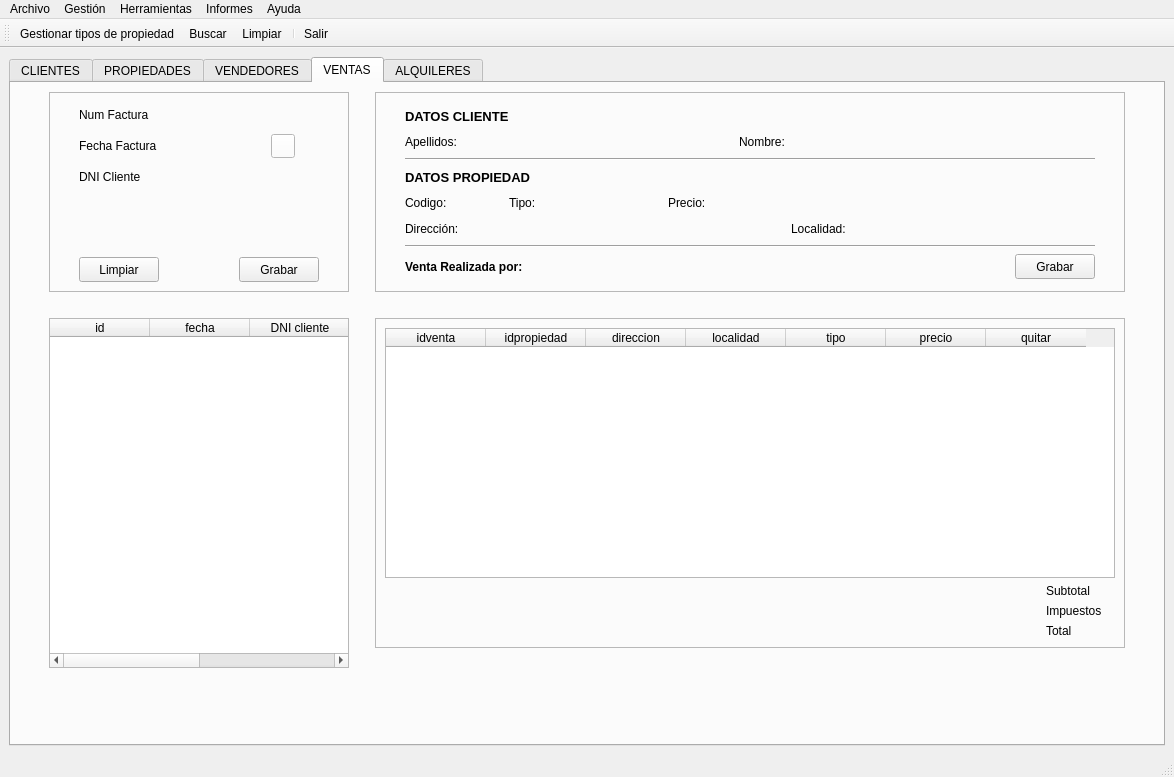
BuaTeijeiro/ProyectoDI, file templates/venPrincipal.ui: the form before one commit.
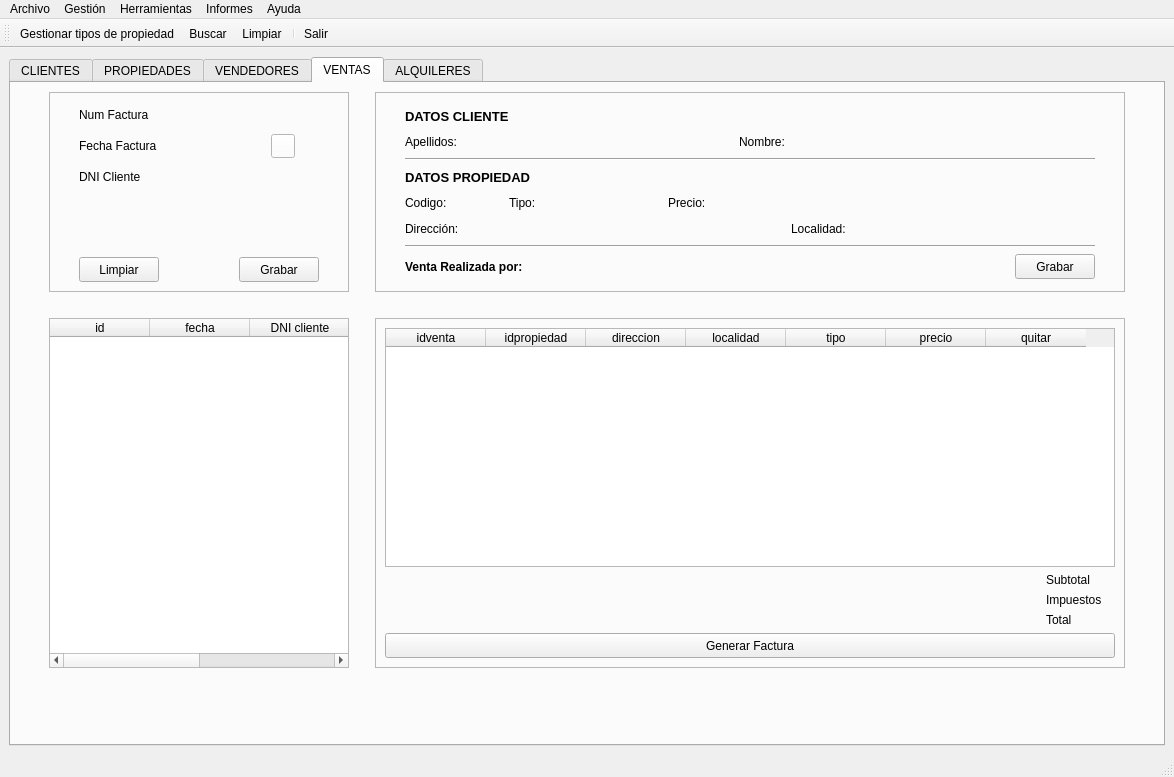
The form after the commit. Icons and pictures are not drawn.

Commit message: generar factura pdf

What changed in the file:
```diff
--- a/templates/venPrincipal.ui
+++ b/templates/venPrincipal.ui
@@ -5119,25 +5119,28 @@
                  </item>
                 </layout>
                </item>
+               <item>
+                <widget class="QPushButton" name="btnGenerarFactura">
+                 <property name="minimumSize">
+                  <size>
+                   <width>0</width>
+                   <height>25</height>
+                  </size>
+                 </property>
+                 <property name="maximumSize">
+                  <size>
+                   <width>16777215</width>
+                   <height>25</height>
+                  </size>
+                 </property>
+                 <property name="text">
+                  <string>Generar Factura</string>
+                 </property>
+                </widget>
+               </item>
               </layout>
              </widget>
             </item>
-            <item>
-             <spacer name="verticalSpacer_11">
-              <property name="orientation">
-               <enum>Qt::Vertical</enum>
-              </property>
-              <property name="sizeType">
-               <enum>QSizePolicy::Fixed</enum>
-              </property>
-              <property name="sizeHint" stdset="0">
-               <size>
-                <width>20</width>
-                <height>20</height>
-               </size>
-              </property>
-             </spacer>
-            </item>
            </layout>
           </item>
           <item row="3" column="1">
```
The commit also changes 16 other files.
